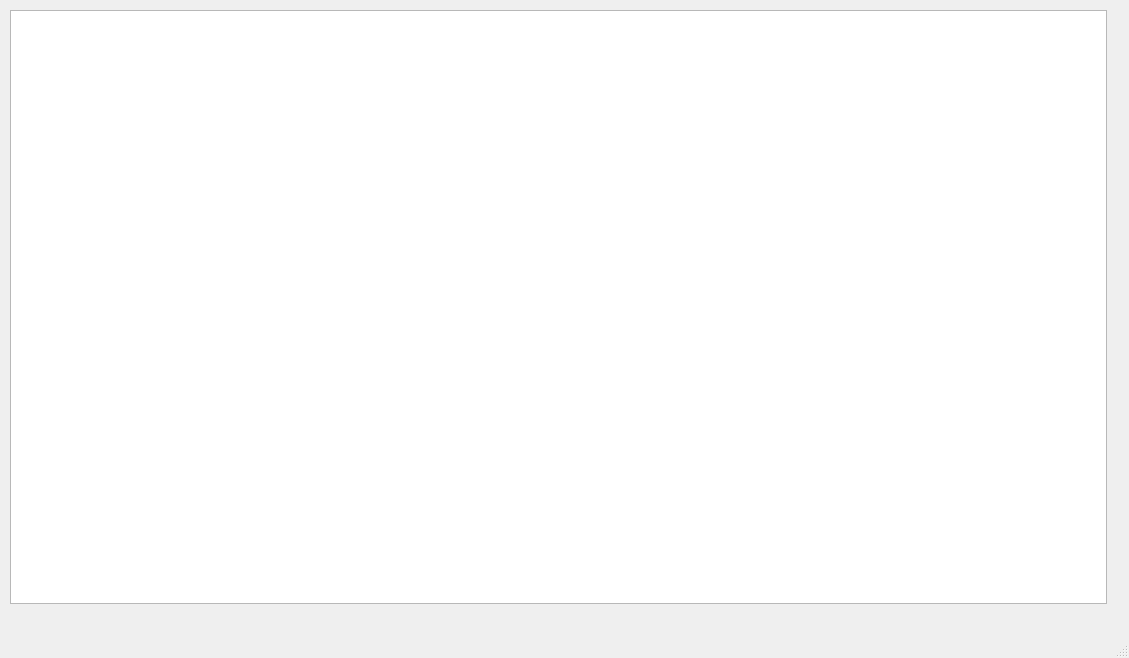
The window that Game/mainwindow.ui (KahalaV/OTEK) describes before a commit, drawn with Qt 5.
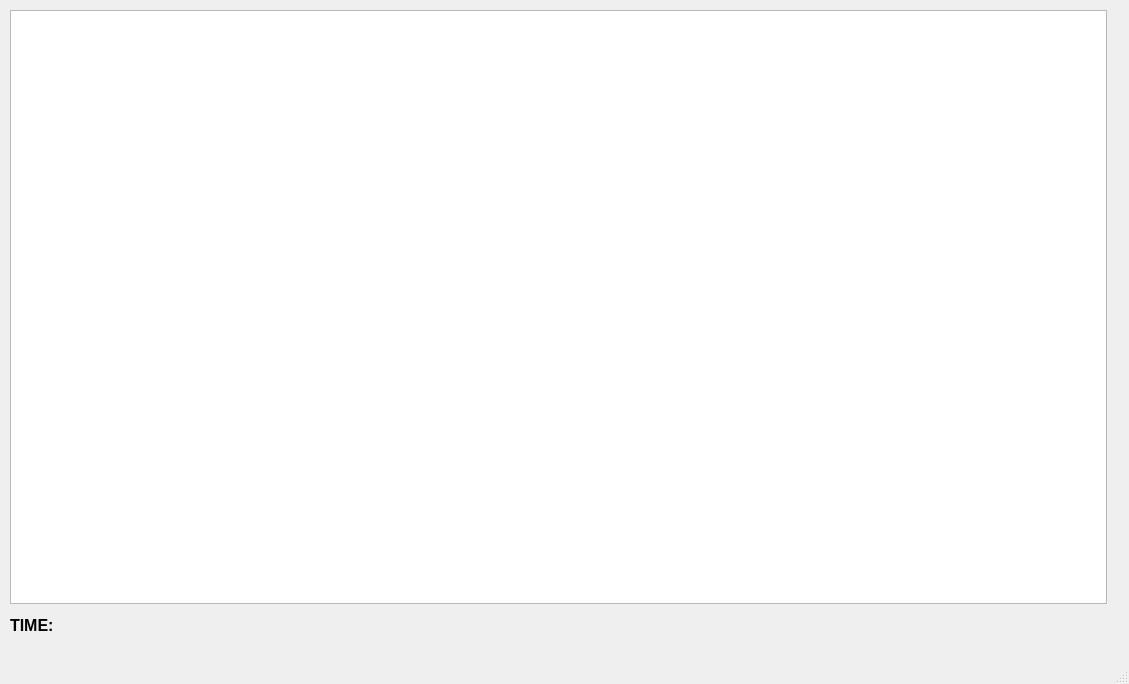
The same window after the commit.

Commit message: Added movable player character (a red plane). Added time labels for the MainWindow

Diff of the .ui file:
```diff
--- a/Game/mainwindow.ui
+++ b/Game/mainwindow.ui
@@ -7,7 +7,7 @@
     <x>0</x>
     <y>0</y>
     <width>1129</width>
-    <height>658</height>
+    <height>684</height>
    </rect>
   </property>
   <property name="windowTitle">
@@ -30,6 +30,44 @@
      </sizepolicy>
     </property>
    </widget>
+   <widget class="QLabel" name="timeLabel">
+    <property name="geometry">
+     <rect>
+      <x>70</x>
+      <y>610</y>
+      <width>71</width>
+      <height>31</height>
+     </rect>
+    </property>
+    <property name="font">
+     <font>
+      <pointsize>12</pointsize>
+     </font>
+    </property>
+    <property name="text">
+     <string/>
+    </property>
+   </widget>
+   <widget class="QLabel" name="timeTitleLabel">
+    <property name="geometry">
+     <rect>
+      <x>10</x>
+      <y>610</y>
+      <width>51</width>
+      <height>31</height>
+     </rect>
+    </property>
+    <property name="font">
+     <font>
+      <pointsize>12</pointsize>
+      <weight>75</weight>
+      <bold>true</bold>
+     </font>
+    </property>
+    <property name="text">
+     <string>TIME:</string>
+    </property>
+   </widget>
   </widget>
   <widget class="QMenuBar" name="menubar">
    <property name="geometry">
```
The commit also changes 23 other files.
